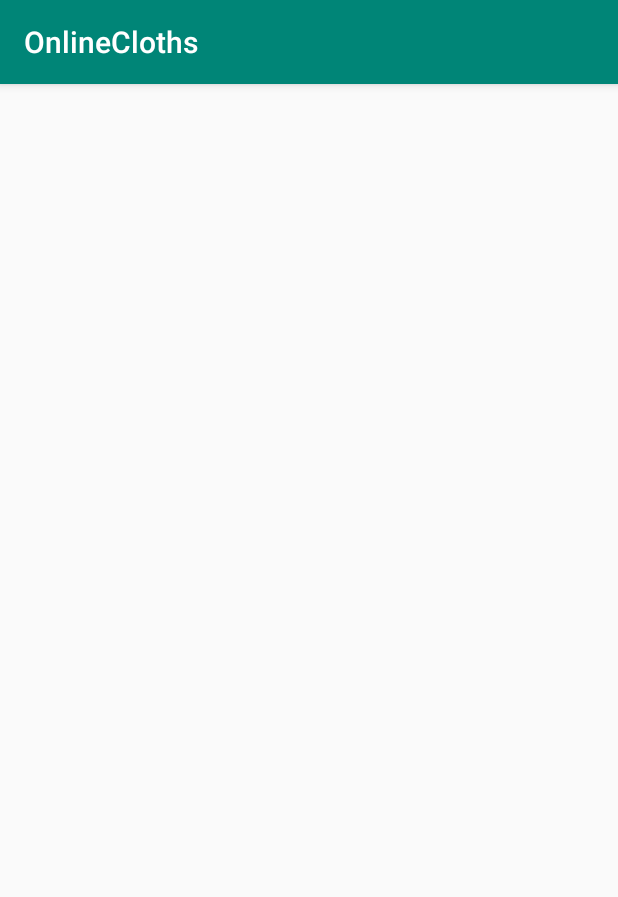
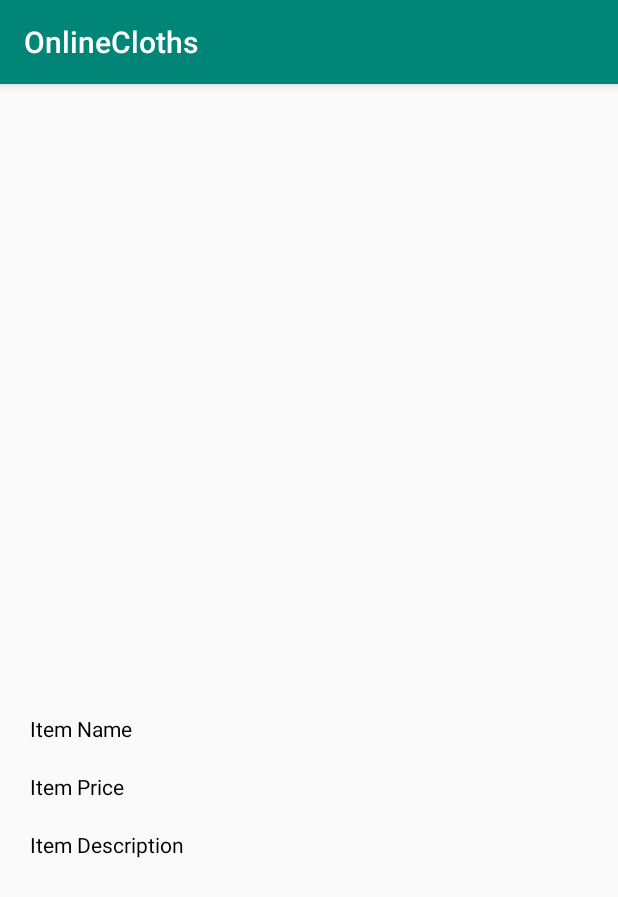
Before and after one commit to Niranjans01/online-cloth-shopping, an Android app: the ViewItems screen opened directly, with no data from a screen before it, on a phone screen of 412 x 824 dp. Shown: the top 897 px of the screen. Run offline under Robolectric (Android 15) with nearby library versions, the phone set to English and light mode, and no system bars.

Commit message:
some changes

```diff
--- a/app/src/main/java/com/niranjan/onlinecloths/Dashboard.java
+++ b/app/src/main/java/com/niranjan/onlinecloths/Dashboard.java
@@ -61,7 +61,7 @@ public class Dashboard extends AppCompatActivity {
                 String[] itoms = data.split("->");
                 String imageName = itoms[2];
                 int res = getResources().getIdentifier(imageName, "drawable", getPackageName());
-                itemList.add(new ItemModel(itoms[0],res,itoms[1],itoms[3]));
+                itemList.add(new ItemModel(itoms[0],res,itoms[3],itoms[1]));
             }
         } catch (FileNotFoundException e) {
             e.printStackTrace();
--- a/app/src/main/java/com/niranjan/onlinecloths/ItemActivity.java
+++ b/app/src/main/java/com/niranjan/onlinecloths/ItemActivity.java
@@ -1,5 +1,6 @@
 package com.niranjan.onlinecloths;
 
+import android.content.Intent;
 import android.support.v7.app.AppCompatActivity;
 import android.os.Bundle;
 import android.view.View;
@@ -34,6 +35,9 @@ public class ItemActivity extends AppCompatActivity {
                     PrintStream printStream = new PrintStream(openFileOutput("items.txt", MODE_PRIVATE|MODE_APPEND));
                     printStream.println(itemname.getText().toString()+ "->"+itemprice.getText().toString()+ "->"+itemimagename.getText().toString() + "->"+itemdescription.getText().toString());
                     Toast.makeText(ItemActivity.this, "Items added to : "+getFilesDir(), Toast.LENGTH_SHORT).show();
+                    Intent intent1 = new Intent(ItemActivity.this,Dashboard.class);
+                    startActivity(intent1);
+                    finish();
                 }
                 catch (IOException ioe){
                     ioe.printStackTrace();
--- a/app/src/main/java/com/niranjan/onlinecloths/RegisterFragment.java
+++ b/app/src/main/java/com/niranjan/onlinecloths/RegisterFragment.java
@@ -44,9 +44,9 @@ SharedPreferences shprf;
                 shprfEditor.putString("username",username.getText().toString());
                 shprfEditor.putString("password",password.getText().toString());
                 shprfEditor.commit();
-
-
                 Toast.makeText(context, "Successfully Registered", Toast.LENGTH_SHORT).show();
+                Intent intent = new Intent(context, Dashboard.class);
+                startActivity(intent);
             }
         });
         return view;
--- a/app/src/main/java/com/niranjan/onlinecloths/ViewItems.java
+++ b/app/src/main/java/com/niranjan/onlinecloths/ViewItems.java
@@ -26,7 +26,6 @@ public class ViewItems extends AppCompatActivity {
         Bundle bundle = getIntent().getExtras();
 
         if(bundle!=null){
-            Log.e("mero log", bundle.getString("itemName"));
             itemName.setText(bundle.getString("itemName"));
             itemPrice.setText(bundle.getString("itemPrice"));
             itemDesc.setText(bundle.getString("itemDesc"));
--- a/app/src/main/res/layout/activity_item_view.xml
+++ b/app/src/main/res/layout/activity_item_view.xml
@@ -7,14 +7,27 @@
     android:orientation="vertical"
     tools:context=".ViewItems">
 
+    <ScrollView
+    android:layout_width="match_parent"
+    android:layout_height="match_parent">
+
     <LinearLayout
         android:orientation="vertical"
         android:padding="20dp"
         android:layout_width="match_parent"
         android:layout_height="match_parent">
 
+
+
+
         <ImageView
             android:id="@+id/imageDisplay"
+            android:layout_width="400dp"
+            android:layout_height="400dp" />
+
+        <TextView
+            android:text="Item Name"
+            android:textColor="#000000"
             android:layout_width="match_parent"
             android:layout_height="wrap_content" />
 
@@ -24,7 +37,19 @@
             android:layout_height="wrap_content" />
 
         <TextView
+            android:text="Item Price"
+            android:textColor="#000000"
+            android:layout_width="match_parent"
+            android:layout_height="wrap_content" />
+
+        <TextView
             android:id="@+id/itemPrice"
+            android:layout_width="match_parent"
+            android:layout_height="wrap_content" />
+
+        <TextView
+            android:text="Item Description"
+            android:textColor="#000000"
             android:layout_width="match_parent"
             android:layout_height="wrap_content" />
 
@@ -36,4 +61,5 @@
 
     </LinearLayout>
 
+    </ScrollView>
 </LinearLayout>
```
Also changed, not shown: app/src/main/res/drawable/coat.jpg (added), app/src/main/res/drawable/denimjacket.jpg (added), app/src/main/res/drawable/hoodie.jpg (added), app/src/main/res/drawable/jacket.jpg (added), app/src/main/res/drawable/jacket1.jpg (added), app/src/main/res/drawable/jacketred.jpg (added), app/src/main/res/drawable/manpant.jpg (added), app/src/main/res/drawable/pant.jpg (added).
